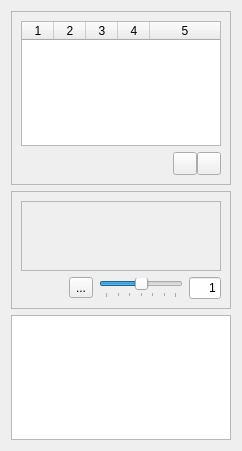
eigenbom/MQ-Sprite, file src/compositetoolswidget.ui: the form before one commit.
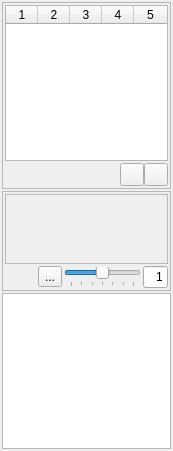
The form after the commit. Icons and pictures are not drawn.

Patch:
```diff
--- a/src/compositetoolswidget.ui
+++ b/src/compositetoolswidget.ui
@@ -6,7 +6,7 @@
    <rect>
     <x>0</x>
     <y>0</y>
-    <width>242</width>
+    <width>173</width>
     <height>451</height>
    </rect>
   </property>
@@ -32,6 +32,21 @@
    <string>Form</string>
   </property>
   <layout class="QVBoxLayout" name="verticalLayout_2">
+   <property name="spacing">
+    <number>2</number>
+   </property>
+   <property name="leftMargin">
+    <number>2</number>
+   </property>
+   <property name="topMargin">
+    <number>2</number>
+   </property>
+   <property name="rightMargin">
+    <number>2</number>
+   </property>
+   <property name="bottomMargin">
+    <number>2</number>
+   </property>
    <item>
     <widget class="QFrame" name="frame">
      <property name="sizePolicy">
@@ -50,17 +65,20 @@
       <enum>QFrame::StyledPanel</enum>
      </property>
      <layout class="QVBoxLayout" name="verticalLayout">
+      <property name="spacing">
+       <number>2</number>
+      </property>
       <property name="leftMargin">
-       <number>9</number>
+       <number>2</number>
       </property>
       <property name="topMargin">
-       <number>9</number>
+       <number>2</number>
       </property>
       <property name="rightMargin">
-       <number>9</number>
+       <number>2</number>
       </property>
       <property name="bottomMargin">
-       <number>9</number>
+       <number>2</number>
       </property>
       <item>
        <widget class="QTableWidget" name="tableWidgetParts">
@@ -185,6 +203,21 @@
       <enum>QFrame::Plain</enum>
      </property>
      <layout class="QVBoxLayout" name="verticalLayout_4">
+      <property name="spacing">
+       <number>2</number>
+      </property>
+      <property name="leftMargin">
+       <number>2</number>
+      </property>
+      <property name="topMargin">
+       <number>2</number>
+      </property>
+      <property name="rightMargin">
+       <number>2</number>
+      </property>
+      <property name="bottomMargin">
+       <number>2</number>
+      </property>
       <item>
        <widget class="QScrollArea" name="scrollAreaSet">
         <property name="frameShadow">
@@ -198,7 +231,7 @@
           <rect>
            <x>0</x>
            <y>0</y>
-           <width>202</width>
+           <width>161</width>
            <height>69</height>
           </rect>
          </property>
@@ -207,6 +240,9 @@
       </item>
       <item>
        <layout class="QHBoxLayout" name="horizontalLayout_2">
+        <property name="spacing">
+         <number>2</number>
+        </property>
         <property name="bottomMargin">
          <number>0</number>
         </property>
```
